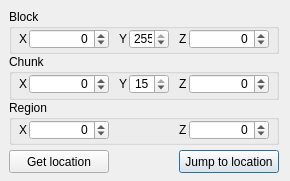
This is jumpto.ui in mrkite/minutor as Qt 5 draws it before an edit. The edited form follows.
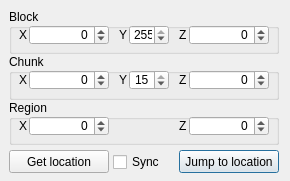
This is the edited form.

Commit message: Added a check box to the window. Coordinates get updated on map movement.

```diff
--- a/jumpto.ui
+++ b/jumpto.ui
@@ -35,7 +35,7 @@
        <property name="geometry">
         <rect>
          <x>20</x>
-         <y>20</y>
+         <y>16</y>
          <width>80</width>
          <height>20</height>
         </rect>
@@ -57,7 +57,7 @@
        <property name="geometry">
         <rect>
          <x>120</x>
-         <y>20</y>
+         <y>16</y>
          <width>40</width>
          <height>20</height>
         </rect>
@@ -79,7 +79,7 @@
        <property name="geometry">
         <rect>
          <x>180</x>
-         <y>20</y>
+         <y>16</y>
          <width>80</width>
          <height>20</height>
         </rect>
@@ -101,7 +101,7 @@
        <property name="geometry">
         <rect>
          <x>10</x>
-         <y>20</y>
+         <y>16</y>
          <width>10</width>
          <height>20</height>
         </rect>
@@ -114,7 +114,7 @@
        <property name="geometry">
         <rect>
          <x>110</x>
-         <y>20</y>
+         <y>16</y>
          <width>10</width>
          <height>20</height>
         </rect>
@@ -127,7 +127,7 @@
        <property name="geometry">
         <rect>
          <x>170</x>
-         <y>20</y>
+         <y>16</y>
          <width>10</width>
          <height>20</height>
         </rect>
@@ -147,7 +147,7 @@
        <property name="geometry">
         <rect>
          <x>20</x>
-         <y>20</y>
+         <y>16</y>
          <width>80</width>
          <height>20</height>
         </rect>
@@ -169,7 +169,7 @@
        <property name="geometry">
         <rect>
          <x>10</x>
-         <y>20</y>
+         <y>16</y>
          <width>10</width>
          <height>20</height>
         </rect>
@@ -182,7 +182,7 @@
        <property name="geometry">
         <rect>
          <x>170</x>
-         <y>20</y>
+         <y>16</y>
          <width>10</width>
          <height>20</height>
         </rect>
@@ -195,7 +195,7 @@
        <property name="geometry">
         <rect>
          <x>120</x>
-         <y>20</y>
+         <y>16</y>
          <width>40</width>
          <height>20</height>
         </rect>
@@ -217,7 +217,7 @@
        <property name="geometry">
         <rect>
          <x>180</x>
-         <y>20</y>
+         <y>16</y>
          <width>80</width>
          <height>20</height>
         </rect>
@@ -239,7 +239,7 @@
        <property name="geometry">
         <rect>
          <x>110</x>
-         <y>20</y>
+         <y>16</y>
          <width>10</width>
          <height>20</height>
         </rect>
@@ -259,7 +259,7 @@
        <property name="geometry">
         <rect>
          <x>20</x>
-         <y>20</y>
+         <y>16</y>
          <width>80</width>
          <height>20</height>
         </rect>
@@ -281,7 +281,7 @@
        <property name="geometry">
         <rect>
          <x>170</x>
-         <y>20</y>
+         <y>16</y>
          <width>10</width>
          <height>20</height>
         </rect>
@@ -294,7 +294,7 @@
        <property name="geometry">
         <rect>
          <x>10</x>
-         <y>20</y>
+         <y>16</y>
          <width>10</width>
          <height>20</height>
         </rect>
@@ -307,7 +307,7 @@
        <property name="geometry">
         <rect>
          <x>180</x>
-         <y>20</y>
+         <y>16</y>
          <width>80</width>
          <height>20</height>
         </rect>
@@ -355,6 +355,22 @@
         <string>Get location</string>
        </property>
       </widget>
+      <widget class="QCheckBox" name="checkBox_Sync">
+       <property name="geometry">
+        <rect>
+         <x>104</x>
+         <y>7</y>
+         <width>50</width>
+         <height>20</height>
+        </rect>
+       </property>
+       <property name="toolTip">
+        <string>Update values through map movement</string>
+       </property>
+       <property name="text">
+        <string>Sync</string>
+       </property>
+      </widget>
      </widget>
     </item>
    </layout>
```
The commit also changes 6 other files.
